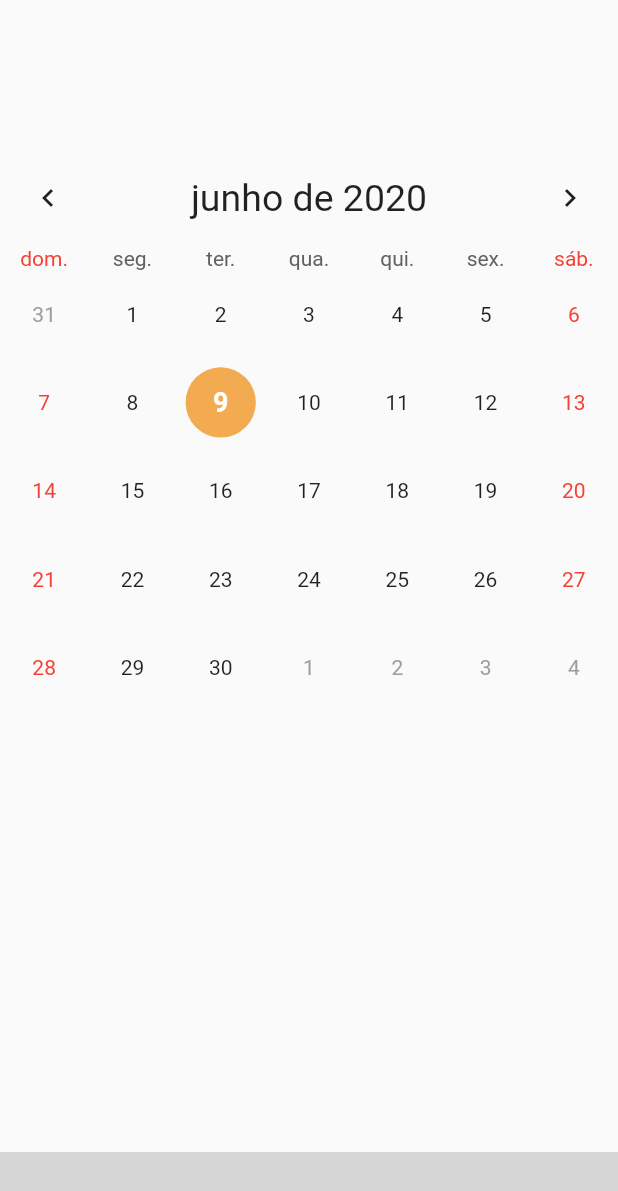
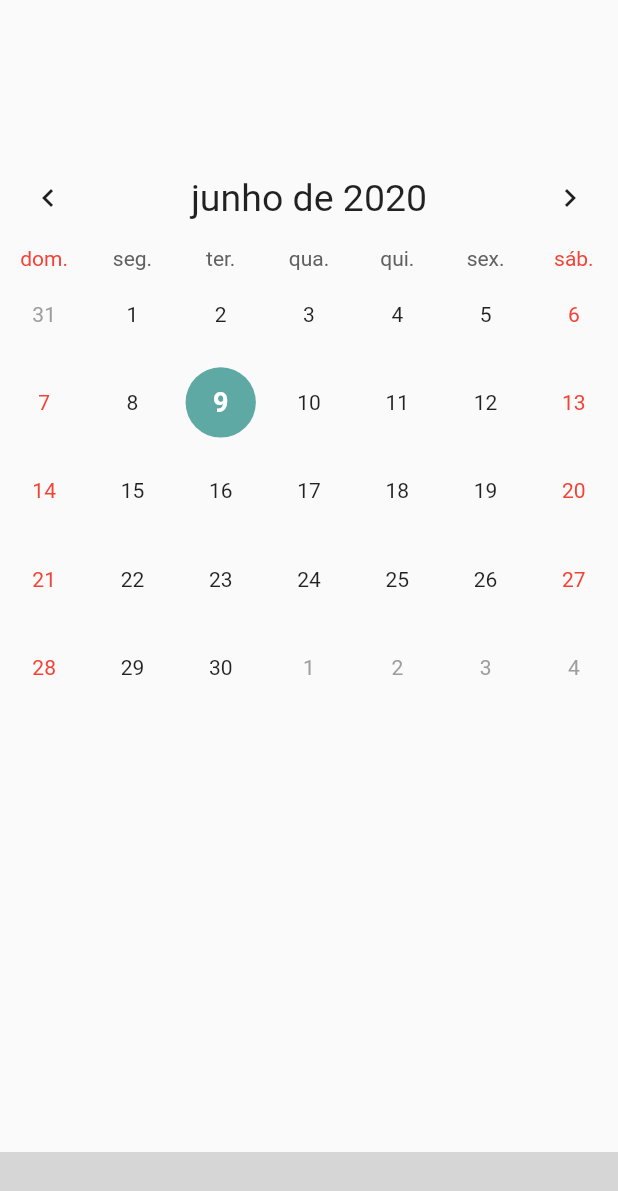
Before and after one commit to Brunorock22/binder-project, a Flutter app: the screen it shows after launch, on a phone screen of 412 x 824 dp. Shown: the top 1191 px of the screen. Run offline on Flutter 3.47's test engine with Material 2 defaults, Android fonts, the phone set to English and light mode, and no system bars; drawn by our look-alikes of table_calendar; our stand-ins replace awesome_dialog, file_picker, flushbar, flutter_spinkit, open_file, sqflite; missing offline and left inert: circular_bottom_navigation; accounts and stored records are empty; grey boxes are pictures that could not be loaded.

```diff
--- a/lib/componentes/main_screen.dart
+++ b/lib/componentes/main_screen.dart
@@ -67,10 +67,9 @@ class _BottomNavBarState extends State<BottomNavBar> {
 
   List<TabItem> tabItems = List.of([
     new TabItem(Icons.calendar_today, "Calendario", Colors.black54,
-        labelStyle:
-        TextStyle(color: Colors.black, fontWeight: FontWeight.bold)),
+        labelStyle: TextStyle(color: Colors.black, fontWeight: FontWeight.bold)),
     new TabItem(Icons.book, "Materias", ColorUtils.primaryColor,
-        labelStyle: TextStyle(color: Colors.orange)),
+        labelStyle: TextStyle(color: ColorUtils.primaryColor, fontWeight: FontWeight.bold)),
 
   ]);
 
@@ -84,11 +83,11 @@ class _BottomNavBarState extends State<BottomNavBar> {
     page ??= CalendarCustom();
     return MaterialApp(
       theme: ThemeData(
-        primaryColor: Colors.orangeAccent,
+        primaryColor:ColorUtils.primaryColor,
         accentColor: Colors.black,
-        backgroundColor: Colors.orange,
+        backgroundColor: ColorUtils.accentColor,
         buttonTheme: ButtonThemeData(
-          buttonColor: Colors.orangeAccent,
+          buttonColor: ColorUtils.accentColor,
           textTheme: ButtonTextTheme.primary,
         ),
       ),
--- a/lib/main.dart
+++ b/lib/main.dart
@@ -15,8 +15,8 @@ class MyApp extends StatelessWidget {
       debugShowCheckedModeBanner: false,
       theme: ThemeData(
 
-        primaryColor: Color.fromARGB(255, 242, 171, 80),
-        accentColor: Color.fromARGB(255, 188, 124, 32),
+        primaryColor: Color.fromARGB(255,103,186,180),
+        accentColor: Color.fromARGB(255,103 ,186,180),
         buttonTheme: ButtonThemeData(
           buttonColor: Colors.black,
           textTheme: ButtonTextTheme.accent,
--- a/lib/util/colors_util.dart
+++ b/lib/util/colors_util.dart
@@ -1,6 +1,6 @@
 import 'package:flutter/material.dart';
 
 class ColorUtils{
-  static Color primaryColor = Color.fromARGB(255, 242, 171, 80);
-  static Color accentColor = Color.fromARGB(255, 188, 124, 32);
+  static Color accentColor = Color.fromARGB(255, 79, 142, 137);
+  static Color primaryColor = Color.fromARGB(255,94,169, 164);
 }
```
Also changed, not shown: lib/screens/calendar.dart (+22 -23 lines), lib/screens/formulario_upload.dart (+10 -11 lines), lib/screens/lista_materias.dart (+6 -21 lines).
